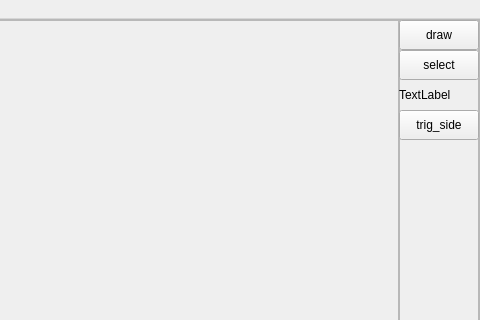
Old version of the form editor/mainwindow.ui in the repository ErrrOrrr503/DOORkaEngine; both pictures show x 320 to 800 and y 0 to 320 of the 800 by 600 pixel window.
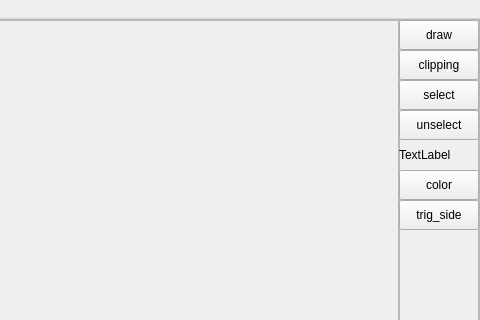
New version of the form.

Commit message: Colors, fially, clipping to cells and GREAT SV**TIKA LEVEL

Diff of the .ui file:
```diff
--- a/editor/mainwindow.ui
+++ b/editor/mainwindow.ui
@@ -107,7 +107,7 @@
           <property name="geometry">
            <rect>
             <x>0</x>
-            <y>30</y>
+            <y>60</y>
             <width>80</width>
             <height>30</height>
            </rect>
@@ -132,7 +132,7 @@
           <property name="geometry">
            <rect>
             <x>0</x>
-            <y>60</y>
+            <y>120</y>
             <width>80</width>
             <height>30</height>
            </rect>
@@ -157,7 +157,7 @@
           <property name="geometry">
            <rect>
             <x>0</x>
-            <y>90</y>
+            <y>180</y>
             <width>80</width>
             <height>30</height>
            </rect>
@@ -166,6 +166,45 @@
            <string>trig_side</string>
           </property>
          </widget>
+         <widget class="QPushButton" name="colorButoon">
+          <property name="geometry">
+           <rect>
+            <x>0</x>
+            <y>150</y>
+            <width>80</width>
+            <height>30</height>
+           </rect>
+          </property>
+          <property name="text">
+           <string>color</string>
+          </property>
+         </widget>
+         <widget class="QPushButton" name="unselButton">
+          <property name="geometry">
+           <rect>
+            <x>0</x>
+            <y>90</y>
+            <width>80</width>
+            <height>30</height>
+           </rect>
+          </property>
+          <property name="text">
+           <string>unselect</string>
+          </property>
+         </widget>
+         <widget class="QPushButton" name="clippingButton">
+          <property name="geometry">
+           <rect>
+            <x>0</x>
+            <y>30</y>
+            <width>80</width>
+            <height>30</height>
+           </rect>
+          </property>
+          <property name="text">
+           <string>clipping</string>
+          </property>
+         </widget>
         </widget>
        </item>
       </layout>
```
Left out of the diff: 9 changed lines with no effect on the pictures. The commit also changes 12 other files.
